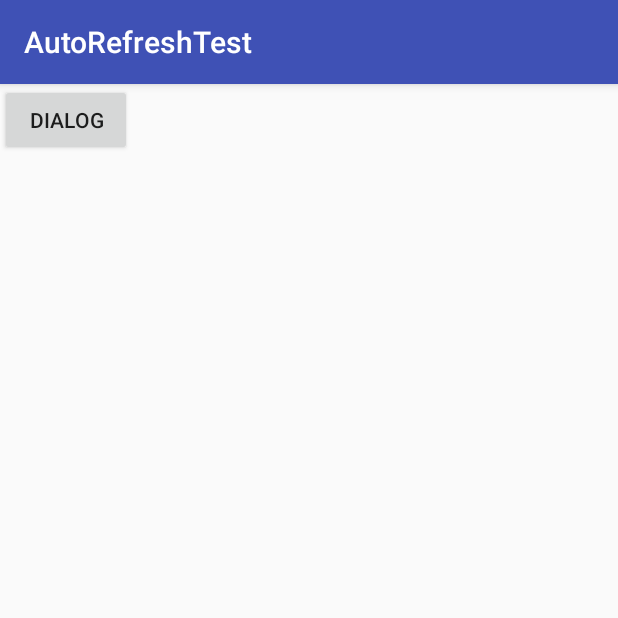
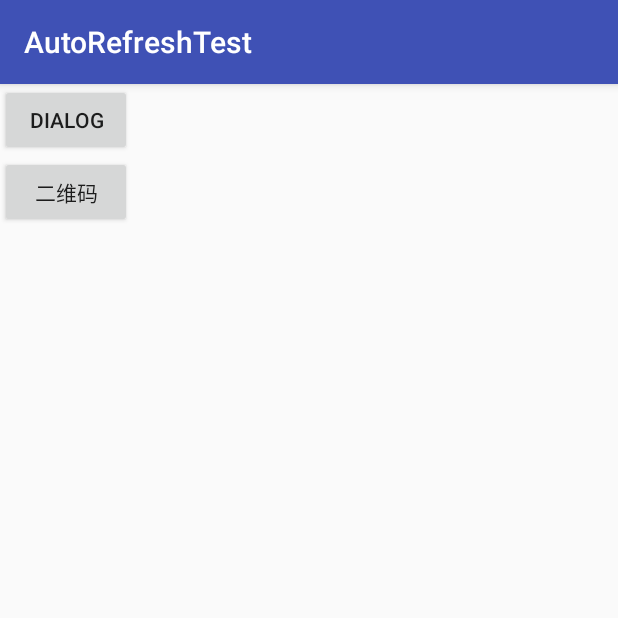
Before and after one commit to liuhuajian/ProjectNewTechnic, an Android app: the screen it shows after launch (DialogTest before the commit, TestActivity after it), on a phone screen of 412 x 824 dp, the top half of it. Run offline under Robolectric (Android 15) with nearby library versions, the phone set to English and light mode, and no system bars; libraries missing offline, so code that uses them is left out: com.tencent.bugly, com.uuzuche.lib_zxing; 2 statements that could not run were skipped.

Commit message:
新增二维码扫描

```diff
--- a/app/build.gradle
+++ b/app/build.gradle
@@ -35,4 +35,5 @@ dependencies {
     compile 'com.squareup.retrofit2:adapter-rxjava:2.2.0'
     compile 'com.tencent.bugly:crashreport:latest.release'
     annotationProcessor 'com.jakewharton:butterknife-compiler:8.8.1'
+    compile 'cn.yipianfengye.android:zxing-library:2.2'
 }
--- a/app/src/main/java/messi/lhj/com/projectnewtechnic/DialogTest.java
+++ /dev/null
@@ -1,18 +0,0 @@
-package messi.lhj.com.projectnewtechnic;
-
-import android.support.v7.app.AppCompatActivity;
-import android.os.Bundle;
-import android.view.View;
-
-public class DialogTest extends AppCompatActivity {
-
-    @Override
-    protected void onCreate(Bundle savedInstanceState) {
-        super.onCreate(savedInstanceState);
-        setContentView(R.layout.activity_bugly_test);
-    }
-
-    public void btnOnclick(View view) {
-        new CommonDialog(this,R.style.dialog);
-    }
-}
--- a/app/src/main/java/messi/lhj/com/projectnewtechnic/MyApplication.java
+++ b/app/src/main/java/messi/lhj/com/projectnewtechnic/MyApplication.java
@@ -3,6 +3,7 @@ package messi.lhj.com.projectnewtechnic;
 import android.app.Application;
 
 import com.tencent.bugly.crashreport.CrashReport;
+import com.uuzuche.lib_zxing.activity.ZXingLibrary;
 
 /**
  * Created by messi on 2017/8/27.
@@ -13,6 +14,7 @@ public class MyApplication extends Application {
     @Override
     public void onCreate() {
         super.onCreate();
-        CrashReport.initCrashReport(getApplicationContext(),"6c9ca605a4",true);
+        CrashReport.initCrashReport(getApplicationContext(),"6c9ca605a4",false);
+        ZXingLibrary.initDisplayOpinion(getApplicationContext());
     }
 }
--- /dev/null
+++ b/app/src/main/java/messi/lhj/com/projectnewtechnic/util/CheckPermissionUtils.java
@@ -0,0 +1,37 @@
+package messi.lhj.com.projectnewtechnic.util;
+
+import android.Manifest;
+import android.content.Context;
+import android.content.pm.PackageManager;
+import android.support.v4.content.ContextCompat;
+
+import java.util.ArrayList;
+import java.util.List;
+
+/**
+ * Created by Apple on 2016/12/3.
+ */
+
+public final class CheckPermissionUtils {
+    private CheckPermissionUtils() {
+    }
+
+    //需要申请的权限
+    private static String[] permissions = new String[]{
+            Manifest.permission.WRITE_EXTERNAL_STORAGE,
+            Manifest.permission.READ_EXTERNAL_STORAGE,
+            Manifest.permission.CAMERA
+    };
+
+    //检测权限
+    public static String[] checkPermission(Context context){
+        List<String> data = new ArrayList<>();//存储未申请的权限
+        for (String permission : permissions) {
+            int checkSelfPermission = ContextCompat.checkSelfPermission(context, permission);
+            if(checkSelfPermission == PackageManager.PERMISSION_DENIED){//未申请
+                data.add(permission);
+            }
+        }
+        return data.toArray(new String[data.size()]);
+    }
+}
--- a/app/src/main/res/layout/activity_bugly_test.xml
+++ b/app/src/main/res/layout/activity_bugly_test.xml
@@ -5,7 +5,8 @@
     xmlns:tools="http://schemas.android.com/tools"
     android:layout_width="match_parent"
     android:layout_height="match_parent"
-    tools:context="messi.lhj.com.projectnewtechnic.DialogTest">
+    android:orientation="vertical"
+    tools:context="messi.lhj.com.projectnewtechnic.TestActivity">
 
     <Button
         android:onClick="btnOnclick"
@@ -13,4 +14,10 @@
         android:layout_height="wrap_content"
         android:text="dialog"
         />
+    <Button
+        android:onClick="ZxBtnOnclick"
+        android:layout_width="wrap_content"
+        android:layout_height="wrap_content"
+        android:text="二维码"
+        />
 </LinearLayout>
```
Also changed, not shown: app/src/main/AndroidManifest.xml (+12 -1 lines), app/src/main/java/messi/lhj/com/projectnewtechnic/TestActivity.java (added, +69 -0 lines).
